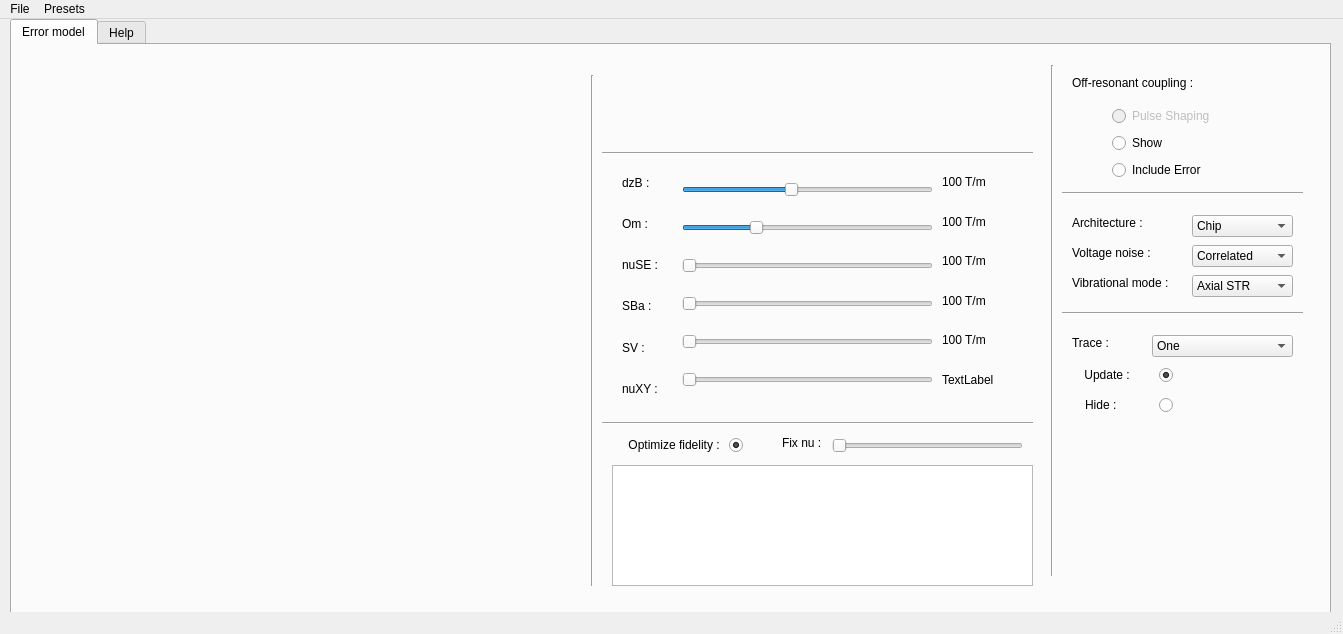
This is hydra/window.ui in christophevalahu/hydra as Qt 5 draws it before an edit. The edited form follows.
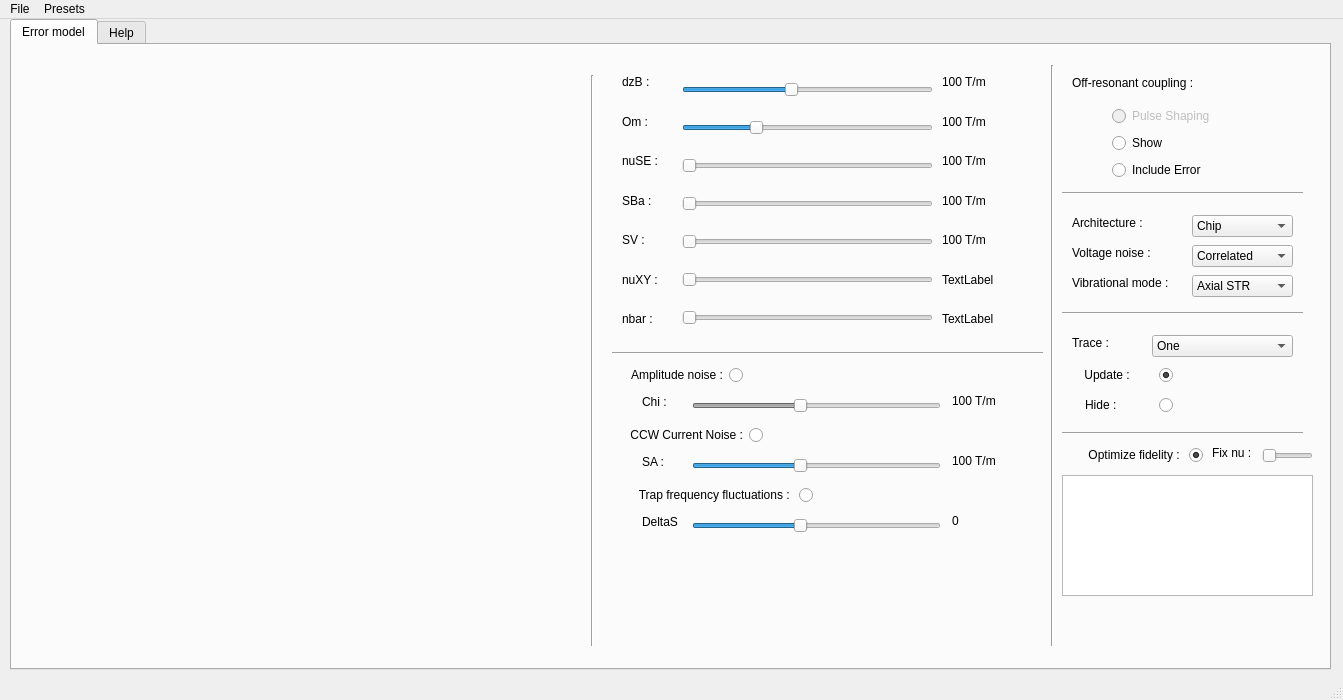
This is the edited form. Custom widgets are drawn as their Qt base class.

Commit message: V1.1 : Added CCW noise, Amp noise, Sym fluctuations, temperature dependence, cleaned up legend.

```diff
--- a/hydra/window.ui
+++ b/hydra/window.ui
@@ -7,7 +7,7 @@
     <x>0</x>
     <y>0</y>
     <width>1343</width>
-    <height>634</height>
+    <height>700</height>
    </rect>
   </property>
   <property name="windowTitle">
@@ -23,7 +23,7 @@
       <x>10</x>
       <y>0</y>
       <width>1321</width>
-      <height>611</height>
+      <height>651</height>
      </rect>
     </property>
     <property name="currentIndex">
@@ -42,9 +42,9 @@
       </property>
       <property name="geometry">
        <rect>
-        <x>600</x>
-        <y>420</y>
-        <width>421</width>
+        <x>1050</x>
+        <y>430</y>
+        <width>251</width>
         <height>121</height>
        </rect>
       </property>
@@ -58,7 +58,7 @@
        <bool>false</bool>
       </attribute>
       <attribute name="horizontalHeaderDefaultSectionSize">
-       <number>200</number>
+       <number>120</number>
       </attribute>
       <attribute name="horizontalHeaderHighlightSections">
        <bool>false</bool>
@@ -82,7 +82,7 @@
         <x>20</x>
         <y>30</y>
         <width>541</width>
-        <height>511</height>
+        <height>501</height>
        </rect>
       </property>
      </widget>
@@ -191,7 +191,7 @@
         <x>1030</x>
         <y>20</y>
         <width>21</width>
-        <height>511</height>
+        <height>581</height>
        </rect>
       </property>
       <property name="orientation">
@@ -217,7 +217,7 @@
         <x>570</x>
         <y>30</y>
         <width>21</width>
-        <height>511</height>
+        <height>571</height>
        </rect>
       </property>
       <property name="orientation">
@@ -228,9 +228,9 @@
       <property name="geometry">
        <rect>
         <x>610</x>
-        <y>120</y>
+        <y>20</y>
         <width>57</width>
-        <height>241</height>
+        <height>271</height>
        </rect>
       </property>
       <layout class="QVBoxLayout" name="verticalLayout_3">
@@ -276,15 +276,22 @@
          </property>
         </widget>
        </item>
+       <item>
+        <widget class="QLabel" name="label_16">
+         <property name="text">
+          <string>nbar :</string>
+         </property>
+        </widget>
+       </item>
       </layout>
      </widget>
      <widget class="QWidget" name="layoutWidget">
       <property name="geometry">
        <rect>
         <x>670</x>
-        <y>120</y>
+        <y>20</y>
         <width>251</width>
-        <height>241</height>
+        <height>281</height>
        </rect>
       </property>
       <layout class="QVBoxLayout" name="verticalLayout">
@@ -357,15 +364,25 @@
          </property>
         </widget>
        </item>
+       <item>
+        <widget class="QSlider" name="sliderNbar">
+         <property name="pageStep">
+          <number>1</number>
+         </property>
+         <property name="orientation">
+          <enum>Qt::Horizontal</enum>
+         </property>
+        </widget>
+       </item>
       </layout>
      </widget>
      <widget class="QWidget" name="layoutWidget">
       <property name="geometry">
        <rect>
         <x>930</x>
-        <y>120</y>
+        <y>20</y>
         <width>81</width>
-        <height>231</height>
+        <height>271</height>
        </rect>
       </property>
       <layout class="QVBoxLayout" name="verticalLayout_4">
@@ -411,6 +428,13 @@
          </property>
         </widget>
        </item>
+       <item>
+        <widget class="QLabel" name="labelNbar">
+         <property name="text">
+          <string>TextLabel</string>
+         </property>
+        </widget>
+       </item>
       </layout>
      </widget>
      <widget class="QWidget" name="layoutWidget">
@@ -477,8 +501,8 @@
       </property>
       <property name="geometry">
        <rect>
-        <x>600</x>
-        <y>390</y>
+        <x>1060</x>
+        <y>400</y>
         <width>131</width>
         <height>20</height>
        </rect>
@@ -502,9 +526,9 @@
       </property>
       <property name="geometry">
        <rect>
-        <x>820</x>
-        <y>390</y>
-        <width>191</width>
+        <x>1250</x>
+        <y>400</y>
+        <width>51</width>
         <height>22</height>
        </rect>
       </property>
@@ -515,8 +539,8 @@
      <widget class="QLabel" name="label_11">
       <property name="geometry">
        <rect>
-        <x>770</x>
-        <y>390</y>
+        <x>1200</x>
+        <y>400</y>
         <width>55</width>
         <height>16</height>
        </rect>
@@ -528,8 +552,8 @@
      <widget class="Line" name="line_4">
       <property name="geometry">
        <rect>
-        <x>590</x>
-        <y>370</y>
+        <x>600</x>
+        <y>300</y>
         <width>431</width>
         <height>16</height>
        </rect>
@@ -644,28 +668,12 @@
        <enum>Qt::Horizontal</enum>
       </property>
      </widget>
-     <widget class="QLabel" name="labelLegend">
+     <widget class="Line" name="line_7">
       <property name="geometry">
        <rect>
-        <x>610</x>
-        <y>30</y>
-        <width>281</width>
-        <height>61</height>
-       </rect>
-      </property>
-      <property name="text">
-       <string/>
-      </property>
-      <property name="scaledContents">
-       <bool>true</bool>
-      </property>
-     </widget>
-     <widget class="Line" name="line_6">
-      <property name="geometry">
-       <rect>
-        <x>590</x>
-        <y>100</y>
-        <width>431</width>
+        <x>1050</x>
+        <y>380</y>
+        <width>241</width>
         <height>16</height>
        </rect>
       </property>
@@ -673,6 +681,262 @@
        <enum>Qt::Horizontal</enum>
       </property>
      </widget>
+     <widget class="QRadioButton" name="radioBtnAmpNoise">
+      <property name="enabled">
+       <bool>true</bool>
+      </property>
+      <property name="geometry">
+       <rect>
+        <x>600</x>
+        <y>320</y>
+        <width>131</width>
+        <height>20</height>
+       </rect>
+      </property>
+      <property name="layoutDirection">
+       <enum>Qt::RightToLeft</enum>
+      </property>
+      <property name="text">
+       <string>Amplitude noise :</string>
+      </property>
+      <property name="checked">
+       <bool>false</bool>
+      </property>
+      <property name="autoExclusive">
+       <bool>false</bool>
+      </property>
+     </widget>
+     <widget class="QSlider" name="sliderChi">
+      <property name="enabled">
+       <bool>false</bool>
+      </property>
+      <property name="geometry">
+       <rect>
+        <x>680</x>
+        <y>350</y>
+        <width>249</width>
+        <height>22</height>
+       </rect>
+      </property>
+      <property name="minimum">
+       <number>24</number>
+      </property>
+      <property name="maximum">
+       <number>200</number>
+      </property>
+      <property name="singleStep">
+       <number>2</number>
+      </property>
+      <property name="value">
+       <number>100</number>
+      </property>
+      <property name="orientation">
+       <enum>Qt::Horizontal</enum>
+      </property>
+      <property name="tickPosition">
+       <enum>QSlider::NoTicks</enum>
+      </property>
+     </widget>
+     <widget class="QLabel" name="label_13">
+      <property name="geometry">
+       <rect>
+        <x>630</x>
+        <y>340</y>
+        <width>55</width>
+        <height>34</height>
+       </rect>
+      </property>
+      <property name="text">
+       <string>Chi :</string>
+      </property>
+     </widget>
+     <widget class="QLabel" name="labelChi">
+      <property name="geometry">
+       <rect>
+        <x>940</x>
+        <y>340</y>
+        <width>79</width>
+        <height>32</height>
+       </rect>
+      </property>
+      <property name="text">
+       <string>100 T/m</string>
+      </property>
+     </widget>
+     <widget class="QRadioButton" name="radioBtnCCWNoise">
+      <property name="enabled">
+       <bool>true</bool>
+      </property>
+      <property name="geometry">
+       <rect>
+        <x>600</x>
+        <y>380</y>
+        <width>151</width>
+        <height>20</height>
+       </rect>
+      </property>
+      <property name="layoutDirection">
+       <enum>Qt::RightToLeft</enum>
+      </property>
+      <property name="text">
+       <string>CCW Current Noise :</string>
+      </property>
+      <property name="checked">
+       <bool>false</bool>
+      </property>
+      <property name="autoExclusive">
+       <bool>false</bool>
+      </property>
+     </widget>
+     <widget class="QLabel" name="labelSA">
+      <property name="geometry">
+       <rect>
+        <x>940</x>
+        <y>400</y>
+        <width>79</width>
+        <height>32</height>
+       </rect>
+      </property>
+      <property name="text">
+       <string>100 T/m</string>
+      </property>
+     </widget>
+     <widget class="QSlider" name="sliderSA">
+      <property name="enabled">
+       <bool>true</bool>
+      </property>
+      <property name="geometry">
+       <rect>
+        <x>680</x>
+        <y>410</y>
+        <width>249</width>
+        <height>22</height>
+       </rect>
+      </property>
+      <property name="minimum">
+       <number>24</number>
+      </property>
+      <property name="maximum">
+       <number>200</number>
+      </property>
+      <property name="singleStep">
+       <number>2</number>
+      </property>
+      <property name="value">
+       <number>100</number>
+      </property>
+      <property name="orientation">
+       <enum>Qt::Horizontal</enum>
+      </property>
+      <property name="tickPosition">
+       <enum>QSlider::NoTicks</enum>
+      </property>
+     </widget>
+     <widget class="QLabel" name="label_14">
+      <property name="geometry">
+       <rect>
+        <x>630</x>
+        <y>400</y>
+        <width>55</width>
+        <height>34</height>
+       </rect>
+      </property>
+      <property name="text">
+       <string>SA :</string>
+      </property>
+     </widget>
+     <widget class="QRadioButton" name="radioBtnSymFluc">
+      <property name="enabled">
+       <bool>true</bool>
+      </property>
+      <property name="geometry">
+       <rect>
+        <x>600</x>
+        <y>440</y>
+        <width>201</width>
+        <height>20</height>
+       </rect>
+      </property>
+      <property name="layoutDirection">
+       <enum>Qt::RightToLeft</enum>
+      </property>
+      <property name="text">
+       <string>Trap frequency fluctuations : </string>
+      </property>
+      <property name="checked">
+       <bool>false</bool>
+      </property>
+      <property name="autoExclusive">
+       <bool>false</bool>
+      </property>
+     </widget>
+     <widget class="QLabel" name="labelSymFluc">
+      <property name="geometry">
+       <rect>
+        <x>940</x>
+        <y>460</y>
+        <width>79</width>
+        <height>32</height>
+       </rect>
+      </property>
+      <property name="text">
+       <string>0</string>
+      </property>
+     </widget>
+     <widget class="QSlider" name="sliderSymFluc">
+      <property name="enabled">
+       <bool>true</bool>
+      </property>
+      <property name="geometry">
+       <rect>
+        <x>680</x>
+        <y>470</y>
+        <width>249</width>
+        <height>22</height>
+       </rect>
+      </property>
+      <property name="minimum">
+       <number>24</number>
+      </property>
+      <property name="maximum">
+       <number>200</number>
+      </property>
+      <property name="singleStep">
+       <number>2</number>
+      </property>
+      <property name="value">
+       <number>100</number>
+      </property>
+      <property name="orientation">
+       <enum>Qt::Horizontal</enum>
+      </property>
+      <property name="tickPosition">
+       <enum>QSlider::NoTicks</enum>
+      </property>
+     </widget>
+     <widget class="QLabel" name="label_15">
+      <property name="geometry">
+       <rect>
+        <x>630</x>
+        <y>460</y>
+        <width>55</width>
+        <height>34</height>
+       </rect>
+      </property>
+      <property name="text">
+       <string>DeltaS</string>
+      </property>
+     </widget>
+     <widget class="PlotWidget" name="legendWidget" native="true">
+      <property name="geometry">
+       <rect>
+        <x>20</x>
+        <y>540</y>
+        <width>541</width>
+        <height>71</height>
+       </rect>
+      </property>
+     </widget>
     </widget>
     <widget class="QWidget" name="tab_2">
      <attribute name="title">
```
The commit also changes 90 other files.
